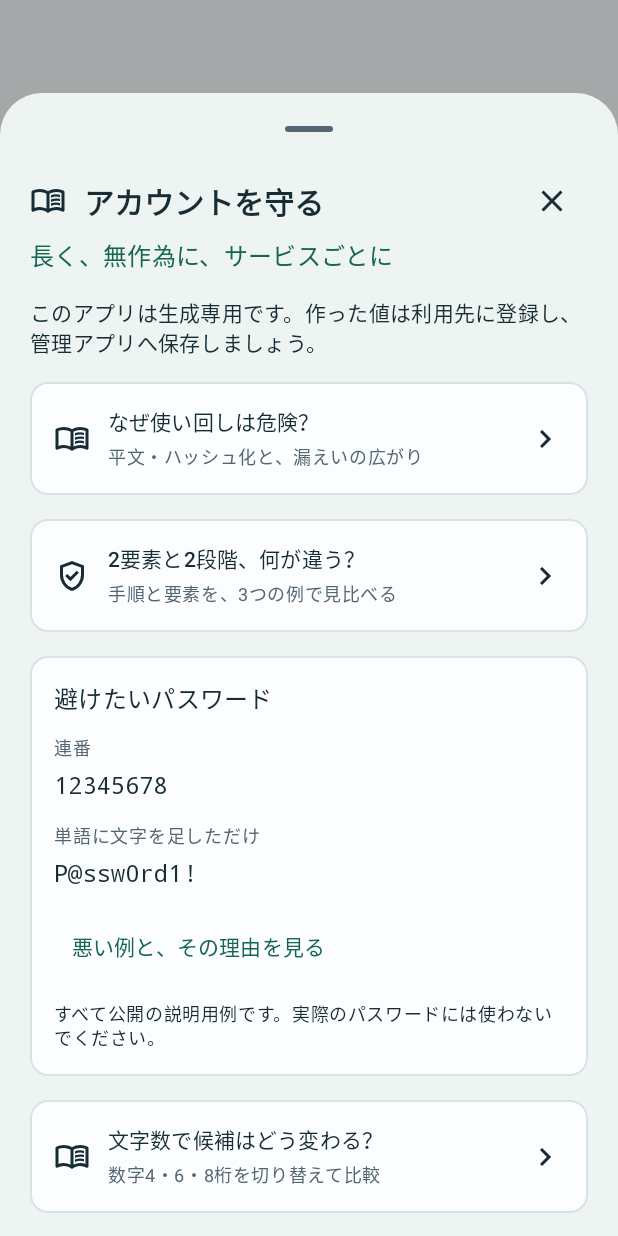
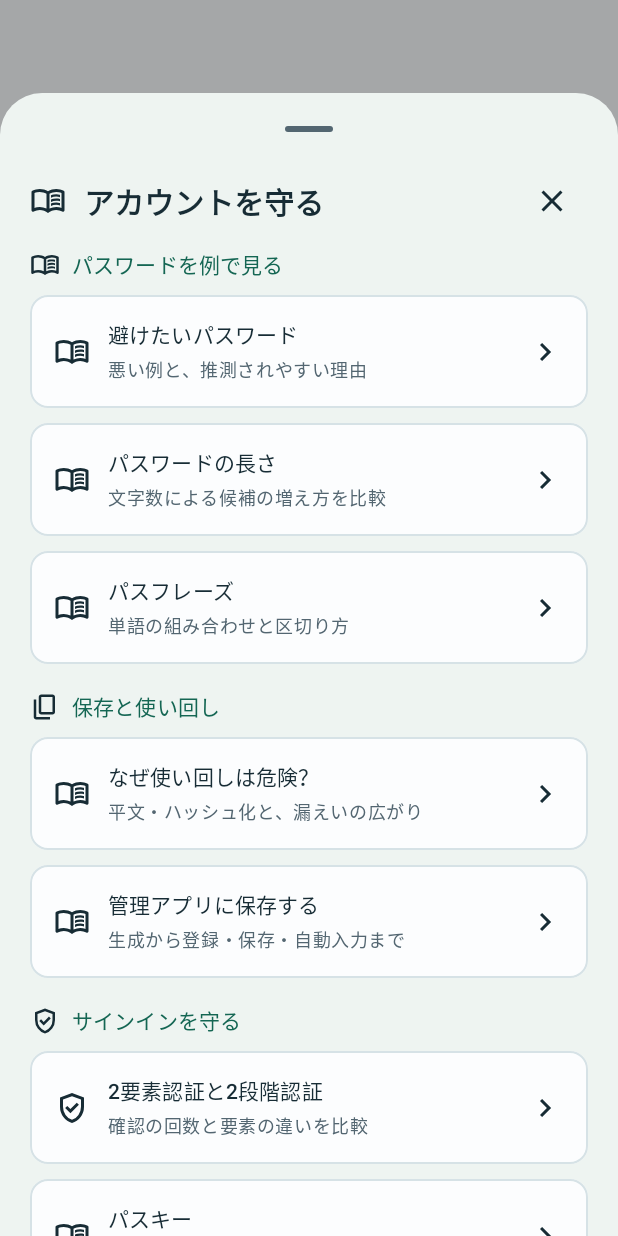
Before and after one commit to saito-tk/PassGen, an Android app built with Jetpack Compose: the composable SecurityGuideSheet shown on its own in the app's theme, on a phone screen of 412 x 824 dp. Run offline under Robolectric (Android 15) with nearby library versions, the phone set to English and light mode, and no system bars; 3 statements that could not run were skipped.

Commit message:
refactor: organize security guide around focused topics

```diff
--- a/androidApp/src/main/kotlin/jp/passgen/app/SafetySettings.kt
+++ b/androidApp/src/main/kotlin/jp/passgen/app/SafetySettings.kt
@@ -80,23 +80,42 @@ import androidx.compose.ui.unit.dp
     }
 }
 
-@Composable fun SecurityGuideSheet(fold: androidx.window.layout.FoldingFeature? = null, dismiss: () -> Unit, storageLesson: () -> Unit, authLesson: () -> Unit, examplesLesson: (Int) -> Unit) {
+@Composable fun SecurityGuideSheet(fold: androidx.window.layout.FoldingFeature? = null, dismiss: () -> Unit,
+    storageLesson: () -> Unit, authLesson: (Boolean) -> Unit, examplesLesson: (Int) -> Unit, article: (GuideArticle) -> Unit) {
     PassgenSheet(dismiss, fold) {
         Column(Modifier.fillMaxWidth().fillMaxHeight(.92f)) {
             Box(Modifier.padding(horizontal = 20.dp)) { SheetHeading("アカウントを守る", R.drawable.ic_menu_book) { IconAction(R.drawable.ic_close, "閉じる", action = dismiss) } }
-            Column(Modifier.weight(1f).verticalScroll(rememberScrollState()).padding(horizontal = 20.dp).padding(bottom = 24.dp), verticalArrangement = Arrangement.spacedBy(16.dp)) {
-                Text("長く、無作為に、サービスごとに", style = MaterialTheme.typography.titleMedium, color = MaterialTheme.colorScheme.primary)
-                Text("このアプリは生成専用です。作った値は利用先に登録し、管理アプリへ保存しましょう。", style = MaterialTheme.typography.bodyMedium)
+            Column(Modifier.weight(1f).verticalScroll(rememberScrollState()).padding(horizontal = 20.dp).padding(bottom = 24.dp), verticalArrangement = Arrangement.spacedBy(10.dp)) {
+                SettingsSectionTitle("パスワードを例で見る", R.drawable.ic_menu_book)
+                GuideDestination("避けたいパスワード", "悪い例と、推測されやすい理由", "password-examples-guide") { examplesLesson(0) }
+                GuideDestination("パスワードの長さ", "文字数による候補の増え方を比較", "password-length-guide") { examplesLesson(1) }
+                GuideDestination("パスフレーズ", "単語の組み合わせと区切り方", "passphrase-examples-guide") { examplesLesson(2) }
+                SettingsSectionTitle("保存と使い回し", R.drawable.ic_content_copy)
                 GuideDestination("なぜ使い回しは危険？", "平文・ハッシュ化と、漏えいの広がり", "password-storage-guide", storageLesson)
-                GuideDestination("2要素と2段階、何が違う？", "手順と要素を、3つの例で見比べる", "authentication-guide", authLesson)
-                GuideCard("避けたいパスワード") {
-                    GuideExampleValue("連番", "12345678")
-                    GuideExampleValue("単語に文字を足しただけ", jp.passgen.core.SecurityGuideExamples.mutations[2])
-                    TextButton({ examplesLesson(0) }, Modifier.semantics { testTag = "password-examples-guide" }) { Text("悪い例と、その理由を見る") }
-                    Text(jp.passgen.core.SecurityGuideExamples.NOTICE, style = MaterialTheme.typography.bodySmall)
+                GuideDestination("管理アプリに保存する", "生成から登録・保存・自動入力まで", "password-manager-guide") { article(GuideArticle.MANAGER) }
+                SettingsSectionTitle("サインインを守る", R.drawable.ic_verified_user)
+                GuideDestination("2要素認証と2段階認証", "確認の回数と要素の違いを比較", "authentication-guide") { authLesson(false) }
+                GuideDestination("パスキー", "端末の鍵と本人確認でサインイン", "passkey-guide") { authLesson(true) }
+                GuideDestination("偽サイトに入力しないために", "似たURLの例と、入力先の確認方法", "phishing-guide") { article(GuideArticle.PHISHING) }
             }
-                GuideDestination("文字数で候補はどう変わる？", "数字4・6・8桁を切り替えて比較", "password-length-guide") { examplesLesson(1) }
-                GuideDestination("7単語をつないでみる", "半角スペース・ハイフン・アンダースコア", "passphrase-examples-guide") { examplesLesson(2) }
+        }
+    }
+}
+
+enum class GuideArticle(val title: String) {
+    MANAGER("管理アプリに保存する"), PHISHING("入力先を確かめる")
+}
+
+@Composable fun GuideArticleSheet(article: GuideArticle, fold: androidx.window.layout.FoldingFeature?, back: () -> Unit) {
+    PassgenSheet(back, fold) {
+        Column(Modifier.fillMaxWidth().fillMaxHeight(.92f)) {
+            Row(Modifier.padding(horizontal = 20.dp), verticalAlignment = Alignment.CenterVertically) {
+                IconAction(R.drawable.ic_arrow_back, "戻る", Modifier.semantics { testTag = "guide-article-back" }, action = back)
+                Text(article.title, style = MaterialTheme.typography.titleLarge)
+            }
+            Column(Modifier.weight(1f).verticalScroll(rememberScrollState()).padding(20.dp), verticalArrangement = Arrangement.spacedBy(12.dp)) {
+                when (article) {
+                    GuideArticle.MANAGER -> {
                         GuideCard("管理アプリへの保存例") {
                             GuideExampleValue("サービス", jp.passgen.core.SecurityGuideExamples.SERVICE)
                             GuideExampleValue("ユーザー名", jp.passgen.core.SecurityGuideExamples.USERNAME)
@@ -110,28 +129,15 @@ import androidx.compose.ui.unit.dp
                             GuideLink("Apple「パスワード」", "https://support.apple.com/ja-jp/120758")
                             GuideLink("1Passwordの使い方", "https://support.1password.com/category/getting-started/")
                         }
-                GuideCard("認証アプリを加えたサインイン例") {
-                    GuideJourneyStep(1, "パスワードを入力", jp.passgen.core.SecurityGuideExamples.PASSWORD)
-                    GuideJourneyStep(2, "認証アプリの一時コードを入力", "${jp.passgen.core.SecurityGuideExamples.CODE}（説明用）")
-                    Text("知っているパスワード ＋ アプリの秘密鍵を使えること。この例は2段階・2要素です。一時コードも偽サイトへ入力すると盗まれます。", style = MaterialTheme.typography.bodySmall)
-                    Text("機種変更の前に", style = MaterialTheme.typography.titleSmall)
-                    Text("サービスの復旧コードなどを保管し、新端末での利用を確認", style = MaterialTheme.typography.bodySmall)
-                    GuideLink("Googleの2段階認証ガイド", "https://support.google.com/accounts/answer/185839?hl=ja")
                     }
-                GuideCard("パスキーでのサインイン例") {
-                    GuideJourneyStep(1, "対応サービスでパスキーを選ぶ", "事前に登録した鍵を使用")
-                    GuideJourneyStep(2, "端末で本人確認", "指紋・顔認証・端末のロック解除など")
-                    GuideJourneyStep(3, "サインイン", "パスワードや一時コードを入力せずに認証")
-                    Text("本人確認を求めるサービスの例です。顔や指紋の情報をサイトへ送る仕組みではありません。登録したサイトに結び付くため、偽サイトへの認証情報の入力を防ぎやすくなります。", style = MaterialTheme.typography.bodySmall)
-                    Text("同期・機種変更・復旧の方法も確認しましょう。このアプリはパスキー自体を作成しません。", style = MaterialTheme.typography.bodySmall)
-                    GuideLink("Googleのパスキーガイド", "https://support.google.com/accounts/answer/13548313?hl=ja")
-                    GuideLink("Appleのパスキー解説", "https://support.apple.com/ja-jp/guide/iphone/iphf538ea8d0/ios")
-                }
+                    GuideArticle.PHISHING -> {
                         GuideCard("長いパスワードでも、入力先に注意") {
                             GuideExampleValue("登録先に見立てた架空URL", jp.passgen.core.SecurityGuideExamples.EXPECTED_URL)
                             GuideExampleValue("先頭を似せた、別のドメイン", jp.passgen.core.SecurityGuideExamples.LOOKALIKE_URL, "guide-lookalike-url")
                             Text("上はexample.com、下はexample.netの配下です。先頭の文字や鍵マークだけでは、正しい入力先か判断できません。メッセージのリンクから急いで入力せず、保存済みのブックマークや公式アプリから開きましょう。", style = MaterialTheme.typography.bodyMedium)
                             Text("URLも説明用の架空例です。長さや無作為さだけでは、偽サイトへの入力やマルウェアを防げません。", style = MaterialTheme.typography.bodySmall)
+                        }
+                    }
                 }
             }
         }
```
Also changed, not shown: androidApp/src/main/kotlin/jp/passgen/app/AuthenticationFactorsLesson.kt (+5 -2 lines), androidApp/src/main/kotlin/jp/passgen/app/GeneratorScreen.kt (+6 -2 lines), 4 other files. Lines whose indentation alone changed are shown as unchanged.
